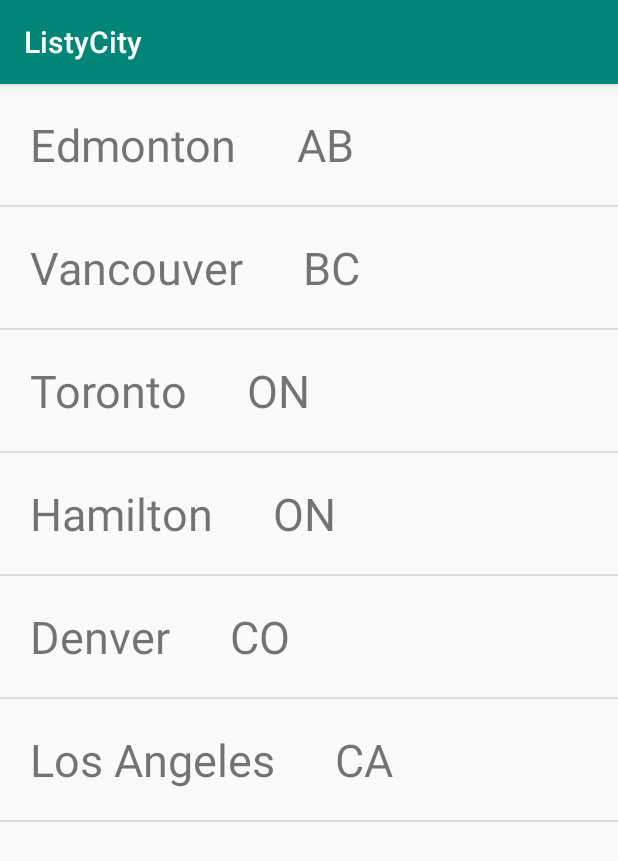
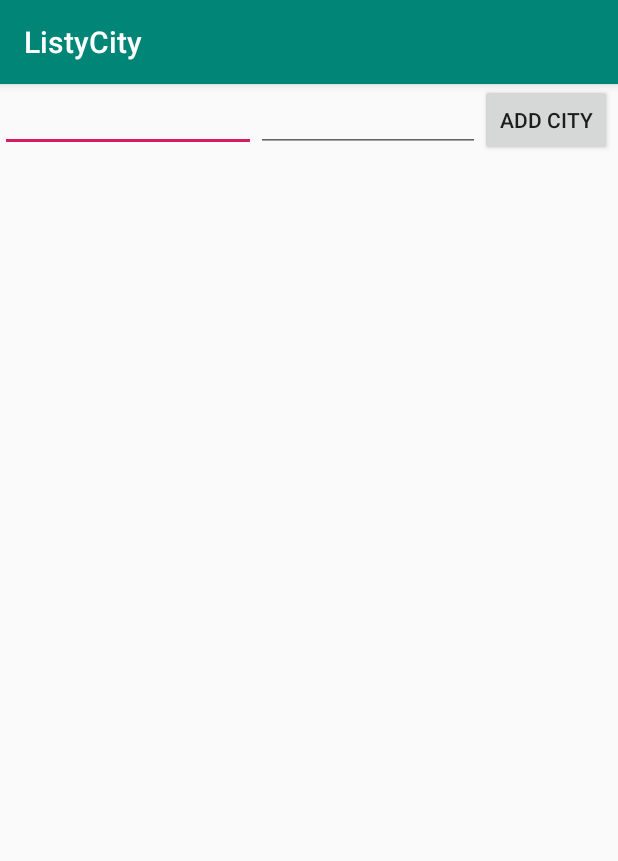
Before and after one commit to simpleParadox/CMPUT-301-CustomList, an Android app: the screen it shows after launch (MainActivity), on a phone screen of 412 x 824 dp. Shown: the top 861 px of the screen. Run offline under Robolectric (Android 15) with nearby library versions, the phone set to English and light mode, and no system bars; our stand-ins replace Firebase (no records; nobody signed in at launch, a user with empty details on screens opened directly).

Commit message:
uploaded code from monday

```diff
--- a/app/build.gradle
+++ b/app/build.gradle
@@ -9,6 +9,7 @@ android {
         targetSdkVersion 29
         versionCode 1
         versionName "1.0"
+        multiDexEnabled true
         testInstrumentationRunner "androidx.test.runner.AndroidJUnitRunner"
     }
     buildTypes {
@@ -26,4 +27,8 @@ dependencies {
     testImplementation 'junit:junit:4.12'
     androidTestImplementation 'androidx.test:runner:1.1.1'
     androidTestImplementation 'androidx.test.espresso:espresso-core:3.1.1'
+    implementation 'com.google.firebase:firebase-firestore:21.1.1'
+    implementation 'com.android.support:multidex:1.0.3'
 }
+
+apply plugin: 'com.google.gms.google-services'  // Google Play services Gradle plugin
--- a/app/src/main/java/com/example/simpleparadox/listycity/MainActivity.java
+++ b/app/src/main/java/com/example/simpleparadox/listycity/MainActivity.java
@@ -1,15 +1,32 @@
 package com.example.simpleparadox.listycity;
 
+import androidx.annotation.NonNull;
+import androidx.annotation.Nullable;
 import androidx.appcompat.app.AppCompatActivity;
 
 import android.os.Bundle;
+import android.util.Log;
+import android.view.View;
 import android.widget.ArrayAdapter;
+import android.widget.Button;
+import android.widget.EditText;
 import android.widget.ListAdapter;
 import android.widget.ListView;
+
+import com.google.android.gms.tasks.OnFailureListener;
+import com.google.android.gms.tasks.OnSuccessListener;
+import com.google.firebase.firestore.CollectionReference;
+import com.google.firebase.firestore.DocumentReference;
+import com.google.firebase.firestore.DocumentSnapshot;
+import com.google.firebase.firestore.EventListener;
+import com.google.firebase.firestore.FirebaseFirestore;
+import com.google.firebase.firestore.FirebaseFirestoreException;
+import com.google.firebase.firestore.QuerySnapshot;
 
 import java.lang.reflect.Array;
 import java.util.ArrayList;
 import java.util.Arrays;
+import java.util.HashMap;
 
 public class MainActivity extends AppCompatActivity {
 
@@ -17,8 +34,12 @@ public class MainActivity extends AppCompatActivity {
     ListView cityList;
     ArrayAdapter<City> cityAdapter;
     ArrayList<City> cityDataList;
-
+    String TAG = "Sample";
+    Button addCityButton;
+    EditText addCityText;
+    EditText addProvinceText;
     CustomList customList;
+    FirebaseFirestore db;
 
     @Override
     protected void onCreate(Bundle savedInstanceState) {
@@ -26,21 +47,67 @@ public class MainActivity extends AppCompatActivity {
         setContentView(R.layout.activity_main);
 
         cityList = findViewById(R.id.city_list);
+        addCityButton = findViewById(R.id.add_city_button);
+        addCityText = findViewById(R.id.add_city_field);
+        addProvinceText = findViewById(R.id.add_province_edit_text);
 
-        String []cities ={"Edmonton", "Vancouver", "Toronto", "Hamilton", "Denver", "Los Angeles"};
-        String []provinces = {"AB", "BC", "ON", "ON", "CO", "CA"};
-
-
+//        String []cities ={"Edmonton", "Vancouver", "Toronto", "Hamilton", "Denver", "Los Angeles"};
+//        String []provinces = {"AB", "BC", "ON", "ON", "CO", "CA"};
+        db = FirebaseFirestore.getInstance();
+        final CollectionReference citiesRef = db.collection("cities");
         cityDataList = new ArrayList<>();
 
-        for(int i=0;i<cities.length;i++){
-            cityDataList.add((new City(cities[i], provinces[i])));
-        }
 
         cityAdapter = new CustomList(this, cityDataList);
 
         cityList.setAdapter(cityAdapter);
 
+
+        addCityButton.setOnClickListener(new View.OnClickListener() {
+            @Override
+            public void onClick(View v) {
+                final String cityName = addCityText.getText().toString();
+                final String provinceName = addProvinceText.getText().toString();
+
+                HashMap<String, String> data = new HashMap<>();
+                if (cityName.length() > 0 && provinceName.length() > 0){
+                    data.put("province", provinceName);
+
+                    citiesRef.document(cityName)
+                            .set(data)
+                            .addOnSuccessListener(new OnSuccessListener<Void>() {
+                                @Override
+                                public void onSuccess(Void aVoid) {
+                                    Log.d(TAG, "data is added to firestore");
+                                }
+                            })
+                            .addOnFailureListener(new OnFailureListener() {
+                                @Override
+                                public void onFailure(@NonNull Exception e) {
+                                    Log.d(TAG, "Error: "+e.getMessage());
+                                }
+                    });
+
+                    addCityText.setText("");
+                    addProvinceText.setText("");
+                }
+            }
+        });
+
+        citiesRef.addSnapshotListener(new EventListener<QuerySnapshot>() {
+            @Override
+            public void onEvent(@Nullable QuerySnapshot queryDocumentSnapshots, @Nullable FirebaseFirestoreException e) {
+                cityDataList.clear();
+
+                for (DocumentSnapshot city: queryDocumentSnapshots){
+                    Log.d(TAG, String.valueOf(city.getData().get("province")));
+                    String cityName = city.getId();
+                    String provinceName = (String) city.getData().get("province");
+                    cityDataList.add(new City(cityName, provinceName));
+                }
+                cityAdapter.notifyDataSetChanged();
+            }
+        });
 //        dataList = new ArrayList<>();
 //        dataList.addAll(Arrays.asList(cities));
 //
--- a/app/src/main/res/layout/activity_main.xml
+++ b/app/src/main/res/layout/activity_main.xml
@@ -7,6 +7,30 @@
     android:orientation="vertical"
     tools:context=".MainActivity">
 
+    <LinearLayout
+        android:layout_width="match_parent"
+        android:layout_height="wrap_content">
+        <EditText
+            android:id="@+id/add_city_field"
+            android:layout_width="wrap_content"
+            android:layout_height="wrap_content"
+            android:ems="8">
+
+        </EditText>
+
+        <EditText
+            android:id="@+id/add_province_edit_text"
+            android:layout_width="wrap_content"
+            android:layout_height="wrap_content"
+            android:ems="7"/>
+
+        <Button
+            android:id="@+id/add_city_button"
+            android:text="Add City"
+            android:layout_width="wrap_content"
+            android:layout_height="wrap_content"/>
+    </LinearLayout>
+
     <ListView
         android:id="@+id/city_list"
         android:layout_width="match_parent"
--- a/build.gradle
+++ b/build.gradle
@@ -8,7 +8,7 @@ buildscript {
     }
     dependencies {
         classpath 'com.android.tools.build:gradle:3.5.0'
-
+        classpath 'com.google.gms:google-services:4.3.2'
         // NOTE: Do not place your application dependencies here; they belong
         // in the individual module build.gradle files
     }
```
